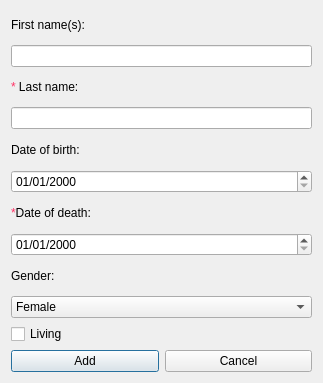
The window that computer_scientists_ui/add_scientist.ui (2015-VLN1-Group-44/ComputerScientists_UI) describes before a commit, drawn with Qt 5.
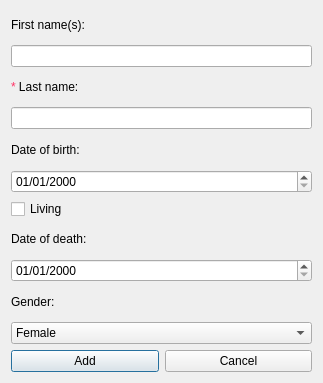
The same window after the commit.

Commit message: main window layout fix

Diff of the .ui file:
```diff
--- a/computer_scientists_ui/add_scientist.ui
+++ b/computer_scientists_ui/add_scientist.ui
@@ -50,10 +50,17 @@
        </property>
       </widget>
      </item>
+     <item>
+      <widget class="QCheckBox" name="living">
+       <property name="text">
+        <string>Living</string>
+       </property>
+      </widget>
+     </item>
      <item>
       <widget class="QLabel" name="label_dod">
        <property name="text">
-        <string>&lt;span style='color:#ff3366'&gt;*&lt;/span&gt;Date of death:</string>
+        <string>Date of death:</string>
        </property>
       </widget>
      </item>
@@ -85,13 +92,6 @@
        </item>
       </widget>
      </item>
-     <item>
-      <widget class="QCheckBox" name="living">
-       <property name="text">
-        <string>Living</string>
-       </property>
-      </widget>
-     </item>
      <item>
       <layout class="QHBoxLayout" name="horizontalLayout">
        <item>
```
Left out of the diff: 10 changed lines with no effect on the pictures. The commit also changes 5 other files.
